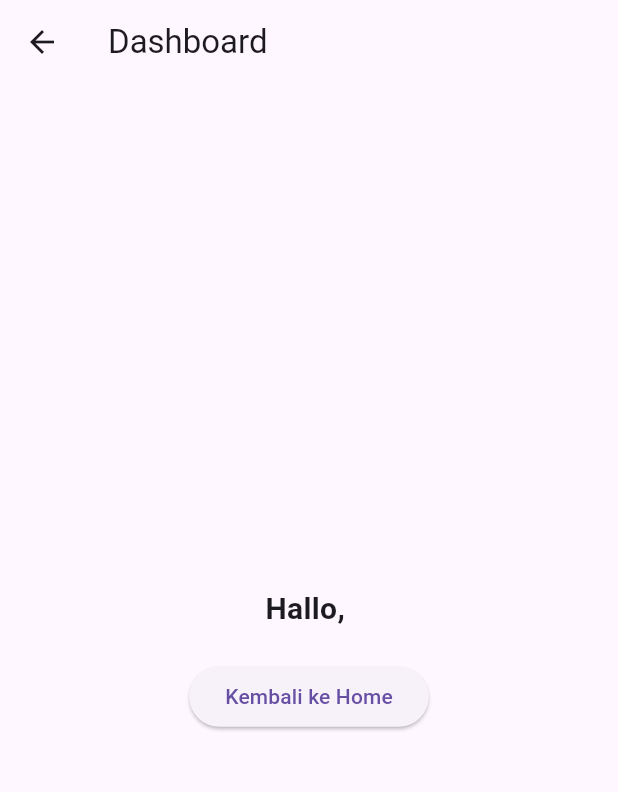
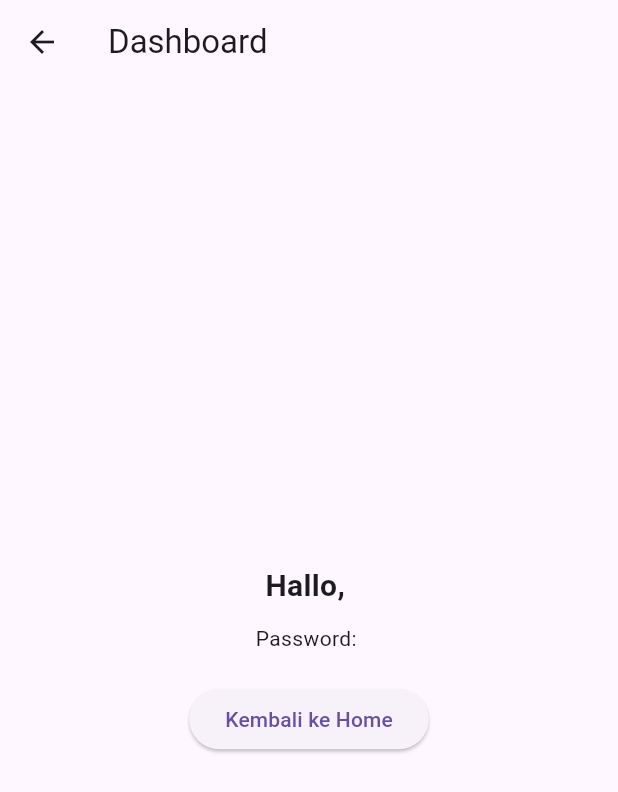
Before and after one commit to aatthhuurr/PMP_2411500025, a Flutter app: the screen it shows after launch, after a tap on "Login", on a phone screen of 412 x 824 dp. Shown: the top 792 px of the screen. Run offline on Flutter 3.47's test engine with Material 3 defaults, Android fonts, the phone set to English and light mode, and no system bars.

Commit message:
Tugas Selesai Petremuan 4

```diff
--- a/lib/DashboardPage.dart
+++ b/lib/DashboardPage.dart
@@ -1,12 +1,10 @@
-// lib/DashboardPage.dart
 import 'package:flutter/material.dart';
 
 class DashboardPage extends StatelessWidget {
   @override
   Widget build(BuildContext context) {
-    // 1. Mengambil argumen yang dikirim melalui Named Route
-    final args =
-        ModalRoute.of(context)!.settings.arguments as Map<String, String>;
+    // Mengambil data lewat arguments sesuai materi halaman 10
+    final args = ModalRoute.of(context)!.settings.arguments as Map;
     final String username = args['username'] ?? "";
     final String password = args['password'] ?? "";
 
@@ -16,16 +14,17 @@ class DashboardPage extends StatelessWidget {
         child: Column(
           mainAxisAlignment: MainAxisAlignment.center,
           children: [
-            // 2. Menampilkan data sesuai instruksi tugas
             Text(
               "Hallo, $username",
               style: TextStyle(fontSize: 20, fontWeight: FontWeight.bold),
             ),
+            SizedBox(height: 10),
+            Text("Password: $password"),
             SizedBox(height: 20),
             ElevatedButton(
               child: Text('Kembali ke Home'),
               onPressed: () {
-                // Perintah untuk kembali ke halaman sebelumnya
+                // Kembali ke halaman sebelumnya menggunakan pop sesuai materi halaman 5
                 Navigator.pop(context);
               },
             ),
--- /dev/null
+++ b/lib/LoginPage.dart
@@ -0,0 +1,65 @@
+import 'package:flutter/material.dart';
+
+class LoginPage extends StatefulWidget {
+  @override
+  _LoginPageState createState() => _LoginPageState();
+}
+
+class _LoginPageState extends State<LoginPage> {
+  // Controller untuk mengambil input sesuai materi halaman 13
+  final TextEditingController usernameController = TextEditingController();
+  final TextEditingController passwordController = TextEditingController();
+
+  @override
+  Widget build(BuildContext context) {
+    return Scaffold(
+      body: Padding(
+        padding: EdgeInsets.all(20.0),
+        child: Column(
+          crossAxisAlignment: CrossAxisAlignment.start,
+          children: [
+            SizedBox(height: 20),
+            Text(
+              "Login",
+              style: TextStyle(fontSize: 24, fontWeight: FontWeight.bold),
+            ),
+            SizedBox(height: 200),
+            TextField(
+              controller: usernameController,
+              decoration: InputDecoration(
+                hintText: "Username",
+                border: OutlineInputBorder(),
+              ),
+            ),
+            SizedBox(height: 16),
+            TextField(
+              controller: passwordController,
+              obscureText: true,
+              decoration: InputDecoration(
+                hintText: "Password",
+                border: OutlineInputBorder(),
+              ),
+            ),
+            SizedBox(height: 24),
+            Center(
+              child: ElevatedButton(
+                onPressed: () {
+                  // Kirim data menggunakan arguments sesuai materi halaman 14
+                  Navigator.pushNamed(
+                    context,
+                    '/dashboard',
+                    arguments: {
+                      'username': usernameController.text,
+                      'password': passwordController.text,
+                    },
+                  );
+                },
+                child: Text("Login"),
+              ),
+            ),
+          ],
+        ),
+      ),
+    );
+  }
+}
--- a/lib/main.dart
+++ b/lib/main.dart
@@ -1,4 +1,5 @@
 import 'package:flutter/material.dart';
+import 'LoginPage.dart';
 import 'DashboardPage.dart';
 
 void main() {
@@ -9,8 +10,9 @@ class MyApp extends StatelessWidget {
   @override
   Widget build(BuildContext context) {
     return MaterialApp(
+      title: 'PMP2411500025',
       debugShowCheckedModeBanner: true,
-      // 1. Menggunakan Named Routes sesuai materi
+      // Menggunakan Named Routes sesuai materi halaman 8
       initialRoute: '/',
       routes: {
         '/': (context) => LoginPage(),
@@ -19,70 +21,3 @@ class MyApp extends StatelessWidget {
     );
   }
 }
-
-// 2. Mengubah menjadi StatefulWidget agar bisa menggunakan Controller
-class LoginPage extends StatefulWidget {
-  @override
-  _LoginPageState createState() => _LoginPageState();
-}
-
-class _LoginPageState extends State<LoginPage> {
-  // 3. Menambahkan Controller untuk mengambil teks input
-  final TextEditingController usernameController = TextEditingController();
-  final TextEditingController passwordController = TextEditingController();
-
-  @override
-  Widget build(BuildContext context) {
-    return Scaffold(
-      body: Padding(
-        padding: EdgeInsets.all(20.0),
-        child: Column(
-          crossAxisAlignment: CrossAxisAlignment.start,
-          children: [
-            SizedBox(height: 20),
-            Text(
-              "Login",
-              style: TextStyle(fontSize: 24, fontWeight: FontWeight.bold),
-            ),
-            SizedBox(height: 200),
-            TextField(
-              // 4. Memasang controller
-              controller: usernameController,
-              decoration: InputDecoration(
-                hintText: "Username",
-                border: OutlineInputBorder(),
-              ),
-            ),
-            SizedBox(height: 16),
-            TextField(
-              // 5. Memasang controller
-              controller: passwordController,
-              obscureText: true,
-              decoration: InputDecoration(
-                hintText: "Password",
-                border: OutlineInputBorder(),
-              ),
-            ),
-            SizedBox(height: 24),
-            Center(
-              child: ElevatedButton(
-                onPressed: () {
-                  // 6. Mengambil data dan mengirim lewat Named Route
-                  String username = usernameController.text;
-                  String password = passwordController.text;
-
-                  Navigator.pushNamed(
-                    context,
-                    '/dashboard',
-                    arguments: {'username': username, 'password': password},
-                  );
-                },
-                child: Text("Login"),
-              ),
-            ),
-          ],
-        ),
-      ),
-    );
-  }
-}
--- a/pubspec.yaml
+++ b/pubspec.yaml
@@ -1,8 +1,8 @@
-name: hello_world
+name: PMP2411500025
 description: "A new Flutter project."
 # The following line prevents the package from being accidentally published to
 # pub.dev using `flutter pub publish`. This is preferred for private packages.
-publish_to: 'none' # Remove this line if you wish to publish to pub.dev
+publish_to: "none" # Remove this line if you wish to publish to pub.dev
 
 # The following defines the version and build number for your application.
 # A version number is three numbers separated by dots, like 1.2.43
@@ -51,7 +51,6 @@ dev_dependencies:
 
 # The following section is specific to Flutter packages.
 flutter:
-
   # The following line ensures that the Material Icons font is
   # included with your application, so that you can use the icons in
   # the material Icons class.
```
Also changed, not shown: 1 other file.
